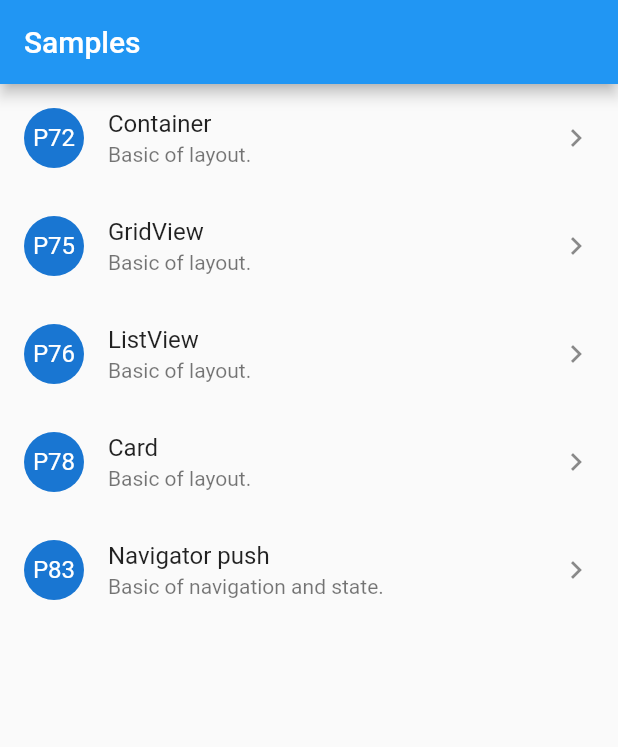
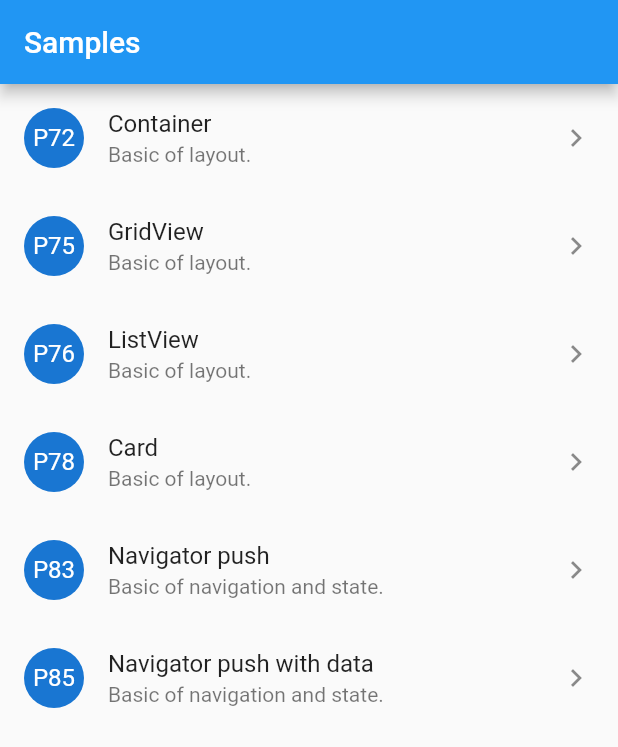
Before and after one commit to hayabusabusa/book_example_app, a Flutter app: the screen it shows after launch, on a phone screen of 412 x 824 dp. Shown: the top 747 px of the screen. Run offline on Flutter 3.47's test engine with Material 2 defaults, Android fonts, the phone set to English and light mode, and no system bars.

Commit message:
Add Navigator push with some data example screen

```diff
--- a/lib/models/home/home_cell_type.dart
+++ b/lib/models/home/home_cell_type.dart
@@ -4,5 +4,6 @@ enum HomeCellType {
   p75,
   p76,
   p78,
-  p83
+  p83,
+  p85
 }
--- /dev/null
+++ b/lib/models/p85/p85_model.dart
@@ -0,0 +1 @@
+export './p85_todo.dart';
--- /dev/null
+++ b/lib/models/p85/p85_todo.dart
@@ -0,0 +1,9 @@
+import 'package:flutter/foundation.dart';
+
+class P85Todo {
+  final String title;
+  final String description;
+
+  const P85Todo({ @required this.title, @required this.description })
+    : assert(title != null), assert(description != null);
+}
--- a/lib/screens/home/home_screen.dart
+++ b/lib/screens/home/home_screen.dart
@@ -11,7 +11,8 @@ class HomeScreen extends StatelessWidget {
     HomeCellType.p75,
     HomeCellType.p76,
     HomeCellType.p78,
-    HomeCellType.p83];
+    HomeCellType.p83,
+    HomeCellType.p85];
 
   // MARK: Lifecycle
 
--- a/lib/screens/home/widgets/home_list_tile.dart
+++ b/lib/screens/home/widgets/home_list_tile.dart
@@ -1,5 +1,6 @@
 import 'package:flutter/material.dart';
 import 'package:book_exapmle_app/models/home/home.dart';
+import 'package:book_exapmle_app/models/p85/p85_model.dart';
 import 'package:book_exapmle_app/screens/screen.dart';
 
 class HomeListTile extends StatelessWidget {
@@ -95,6 +96,23 @@ class HomeListTile extends StatelessWidget {
             );
           },
         );
+      // - P85
+      case HomeCellType.p85:
+        return ListTile(
+          title: Text('Navigator push with data'),
+          subtitle: Text('Basic of navigation and state.'),
+          leading: CircleAvatar(
+            child: Text('P85'),
+          ),
+          trailing: Icon(Icons.chevron_right),
+          onTap: () {
+            Navigator.of(context).push(
+              MaterialPageRoute(builder: (context) {
+                return P85Screen(todos: List.generate(20, (i) => P85Todo(title: 'TODO $i', description: 'TODO $i の詳細')));
+              })
+            );
+          },
+        );
       default:
         return ListTile(
           title: Text('UNKNOWN'),
--- a/lib/screens/screen.dart
+++ b/lib/screens/screen.dart
@@ -4,3 +4,5 @@ export './p76/p76_screen.dart';
 export './p78/p78_screen.dart';
 export './p83/p83_screen.dart';
 export './p83/p83_detail_screen.dart';
+export './p85/p85_screen.dart';
+export './p85/p85_detail_screen.dart';
```
Also changed, not shown: lib/screens/p85/p85_detail_screen.dart (added, +23 -0 lines), lib/screens/p85/p85_screen.dart (added, +36 -0 lines).
